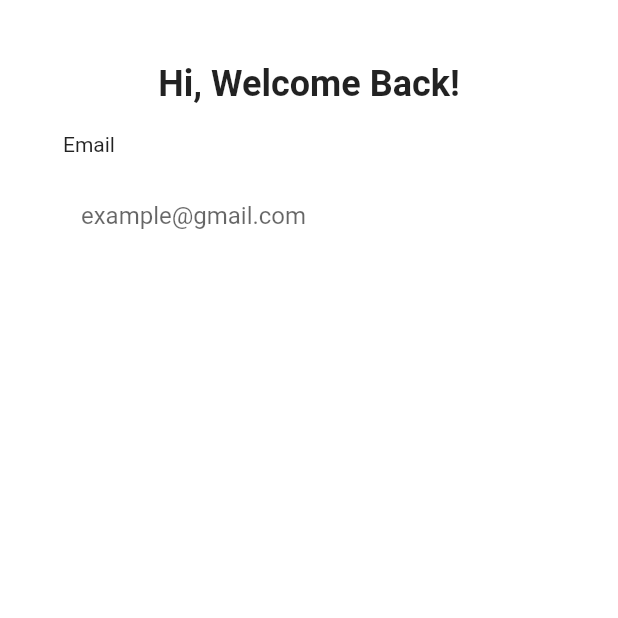
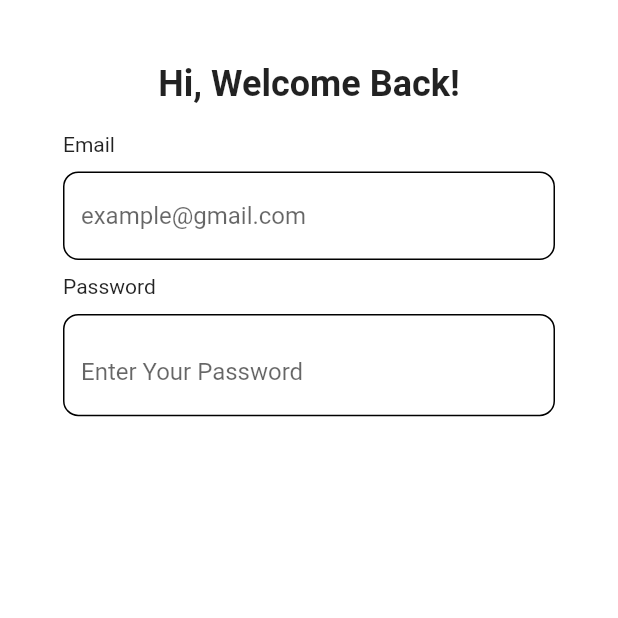
Before and after one commit to nguyendangvu221/library_management_system, a Flutter app: the screen it shows after launch, on a phone screen of 412 x 824 dp, the top half of it. Run offline on Flutter 3.47's test engine with Material 2 defaults, Android fonts, the phone set to English and light mode, and no system bars; our stand-ins replace flutter_screenutil, get, permission_handler; missing offline and left inert: dart:ffi.

Commit message:
password
khung đăng nhập

```diff
--- a/lib/presentation/controllers/app_controller.dart
+++ b/lib/presentation/controllers/app_controller.dart
@@ -5,6 +5,7 @@ import 'package:library_management_system/common/ultils/status_bar_style/style_o
 import 'package:library_management_system/common/ultils/translations/app_utils.dart';
 
 class AppController extends SuperController {
+
   @override
   void onDetached() {
     logger('---------App State onDetached');
--- a/lib/presentation/journey/login/login_controller.dart
+++ b/lib/presentation/journey/login/login_controller.dart
@@ -1,3 +1,5 @@
 import 'package:get/get.dart';
 
-class LoginController extends GetxController {}
+class LoginController extends GetxController {
+  var isPasswordHidden = true.obs;
+}
--- a/lib/presentation/journey/login/login_screen.dart
+++ b/lib/presentation/journey/login/login_screen.dart
@@ -9,55 +9,93 @@ import 'package:library_management_system/presentation/widget/app_touchable.dart
 class LoginScreen extends GetView<LoginController> {
   const LoginScreen({super.key});
 
+
   @override
   Widget build(BuildContext context) {
     return Scaffold(
       backgroundColor: AppColors.white,
       body: SafeArea(
-        child:Padding(
-          padding: EdgeInsets.all(42),
-          child: Column(
-
-            crossAxisAlignment: CrossAxisAlignment.start,
-            children: [
+        child: Padding(
+          padding: const EdgeInsets.all(42),
+          child:
+              Column(crossAxisAlignment: CrossAxisAlignment.start, children: [
             Container(
               alignment: Alignment.bottomCenter,
-                child: Text('Hi, Welcome Back!',
+              child: Text(
+                'Hi, Welcome Back!',
                 textAlign: TextAlign.left,
                 style: TextStyle(
                   fontSize: 24,
                   fontWeight: FontWeight.w700,
-
-                ),),
                 ),
-              SizedBox(height: 18.h,),
-              Text('Email',textAlign: TextAlign.left,),
-              SizedBox(height: 10,),
+              ),
+            ),
+            SizedBox(
+              height: 18.h,
+            ),
+            Text(
+              'Email',
+              textAlign: TextAlign.left,
+            ),
+            SizedBox(
+              height: 10,
+            ),
             TextField(
               decoration: InputDecoration(
                 border: OutlineInputBorder(
-                    borderRadius:BorderRadius.circular(11.r),
-                    borderSide: BorderSide(
-                      color: Color(0x00000000,),
-                      width: 0,
-                    ),
+                  borderRadius: BorderRadius.circular(10.r),
                 ),
                 enabledBorder: OutlineInputBorder(
-                    borderRadius:BorderRadius.circular(10.r),
-                    borderSide: BorderSide(
-                      color: Color(0x00000000,),
-                      width: 0,
-                    ),
+                  borderRadius: BorderRadius.circular(10.r),
                 ),
                 filled: true,
-                    fillColor: Color(0xFFFFFFFF),
+                fillColor: AppColors.white1,
                 hintText: 'example@gmail.com',
               ),
             ),
+            SizedBox(
+              height: 10,
+            ),
+            Text(
+              'Password',
+              textAlign: TextAlign.left,
+            ),
+            SizedBox(
+              height: 10,
+            ),
+            Obx(() =>
+            TextField(
+              obscureText: controller.isPasswordHidden.value,
+              decoration: InputDecoration(
+                suffix: InkWell(
+                  child: Icon(controller.isPasswordHidden.value ?Icons.visibility:Icons.visibility_off,
+
+                  ),
+                  onTap: () {
+                    controller.isPasswordHidden.value =! controller.isPasswordHidden.value;
+                  },
+                ),
+                border: OutlineInputBorder(
+                  borderRadius: BorderRadius.circular(10.r),
+                ),
+                enabledBorder: OutlineInputBorder(
+                  borderRadius: BorderRadius.circular(10.r),
+                ),
+                filled: true,
+                fillColor: AppColors.white1,
+                hintText: 'Enter Your Password',
+              ),
+            ),
+            ),
+            SizedBox(height: 10,),
+            Row(
+              children: [
+                //Checkbox(value: value, onChanged: onChanged)
+              ],
+            ),
           ]),
-        ),),
-
-
+        ),
+      ),
     );
   }
 }
--- a/lib/presentation/theme/theme_color.dart
+++ b/lib/presentation/theme/theme_color.dart
@@ -38,4 +38,5 @@ class AppColors {
   static Color black = Colors.black;
   static Color? black45 = Colors.black45;
   static Color transparent = Colors.transparent;
+  static const Color white1 = Color(0xFFFFFFFF);
 }
```
Lines whose indentation alone changed are shown as unchanged.
